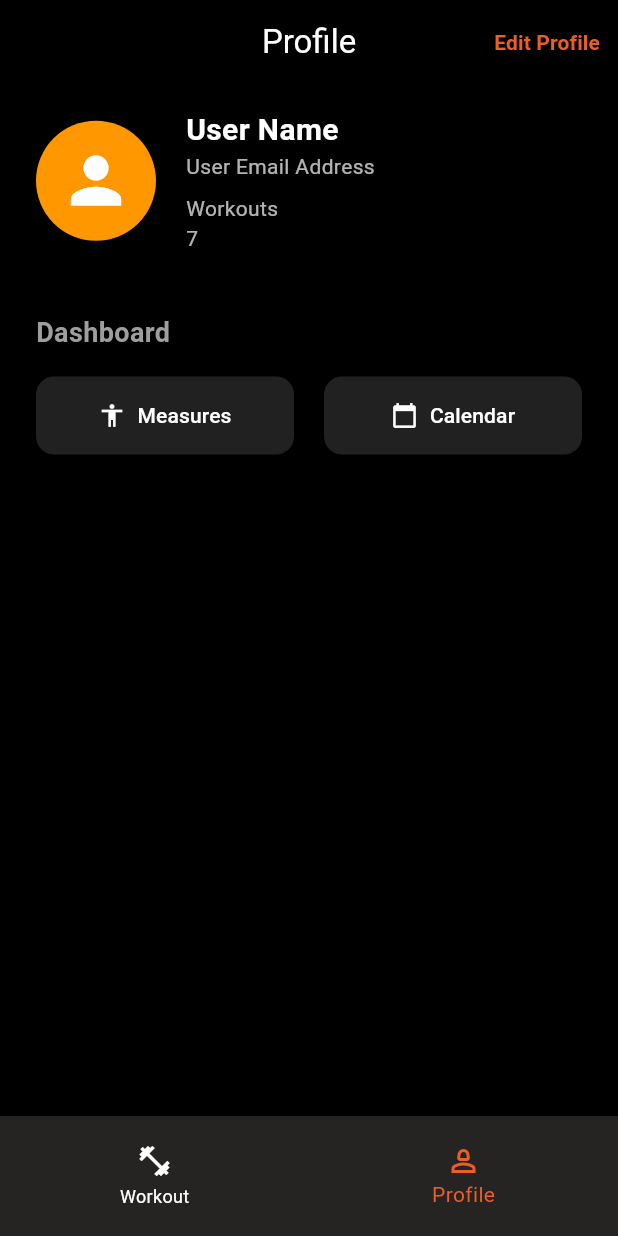
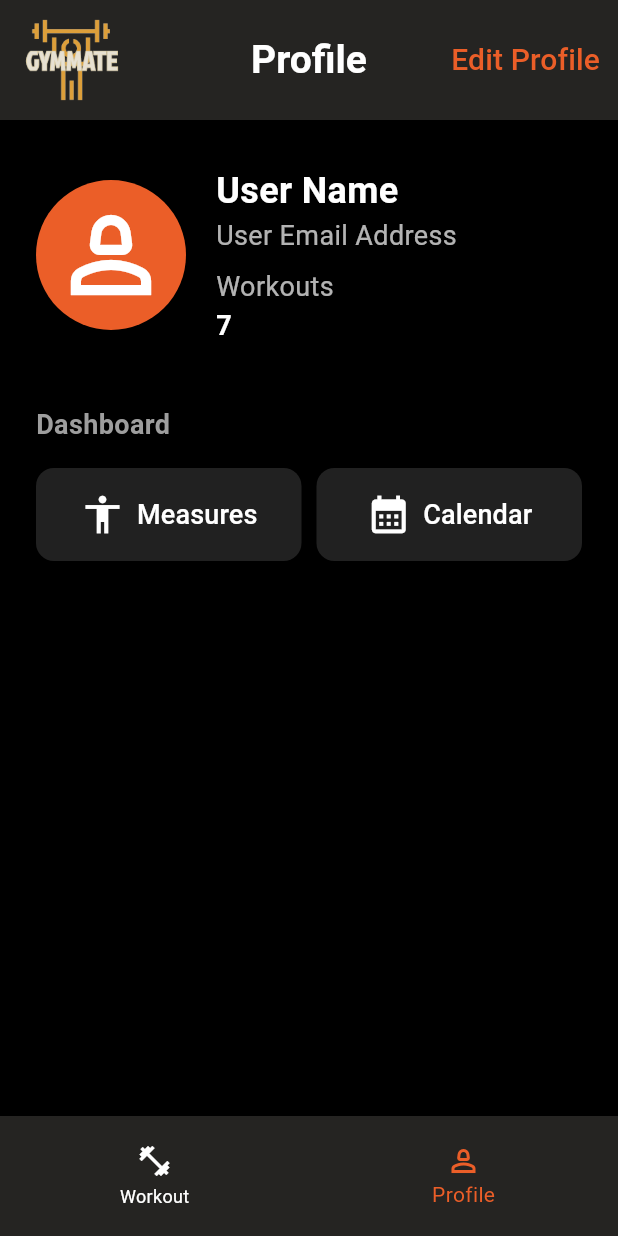
Before and after one commit to MahdiHeydariDepo/gym-mate, a Flutter app: the ProfileScreen screen opened directly, on a phone screen of 412 x 824 dp. Run offline on Flutter 3.47's test engine with Material 3 defaults, Android fonts, the phone set to English and light mode, and no system bars.

Commit message:
profile touch up

```diff
--- a/lib/profile_screen.dart
+++ b/lib/profile_screen.dart
@@ -8,10 +8,28 @@ class ProfileScreen extends StatelessWidget {
     return Scaffold(
       backgroundColor: Colors.black,
       appBar: AppBar(
+        toolbarHeight: 80, // Makes the AppBar taller
+        leadingWidth: 80, // Allow more horizontal space for the logo
+        backgroundColor: const Color.fromARGB(255, 37, 36, 34),
+        elevation: 0,
         automaticallyImplyLeading: false,
-        backgroundColor: Colors.black,
-        elevation: 0,
-        title: const Text('Profile', style: TextStyle(color: Colors.white)),
+        leading: Padding(
+          padding: const EdgeInsets.only(left: 16),
+          child: Image.asset(
+            'assets/images/logo-small.png',
+            height: 170,
+            width: 170,
+            fit: BoxFit.contain,
+          ),
+        ),
+        title: const Text(
+          'Profile',
+          style: TextStyle(
+            color: Colors.white,
+            fontSize: 26,
+            fontWeight: FontWeight.bold,
+          ),
+        ),
         centerTitle: true,
         actions: [
           TextButton(
@@ -22,24 +40,26 @@ class ProfileScreen extends StatelessWidget {
               'Edit Profile',
               style: TextStyle(
                 color: Color.fromARGB(255, 235, 94, 40),
-                fontWeight: FontWeight.bold,
+               // fontWeight: FontWeight.bold,
+                fontSize: 20,
               ),
             ),
           ),
         ],
       ),
+
       body: Padding(
         padding: const EdgeInsets.symmetric(horizontal: 24.0),
         child: Column(
           crossAxisAlignment: CrossAxisAlignment.start,
           children: [
-            const SizedBox(height: 16),
+            const SizedBox(height: 30),
             Row(
               children: [
                 const CircleAvatar(
-                  radius: 40,
-                  backgroundColor: Colors.orange,
-                  child: Icon(Icons.person, size: 50, color: Colors.white),
+                  radius: 50,
+                  backgroundColor: Color.fromARGB(255, 235, 94, 40),
+                  child: Icon(Icons.person_2_outlined, size: 80, color: Colors.white,),
                 ),
                 const SizedBox(width: 20),
                 Column(
@@ -49,24 +69,22 @@ class ProfileScreen extends StatelessWidget {
                       'User Name',
                       style: TextStyle(
                         color: Colors.white,
-                        fontSize: 20,
+                        fontSize: 24,
                         fontWeight: FontWeight.bold,
                       ),
                     ),
                     Text(
                       'User Email Address',
-                      style: TextStyle(
-                        color: Colors.white70,
-                        fontSize: 14,
-                      ),
+                      style: TextStyle(color: Colors.white70, fontSize: 18),
                     ),
                     SizedBox(height: 8),
                     Text(
-                      'Workouts\n7',
-                      style: TextStyle(
-                        color: Colors.white70,
-                        fontSize: 14,
-                      ),
+                      'Workouts',
+                      style: TextStyle(color: Colors.white70, fontSize: 18),
+                    ),
+                                        Text(
+                      '7',
+                      style: TextStyle(color: Colors.white, fontSize: 18,fontWeight: FontWeight.bold),
                     ),
                   ],
                 ),
@@ -90,8 +108,8 @@ class ProfileScreen extends StatelessWidget {
                     onPressed: () {
                       // TODO: Navigate to Measures screen
                     },
-                    icon: const Icon(Icons.accessibility, color: Colors.white),
-                    label: const Text('Measures'),
+                    icon: const Icon(Icons.accessibility, color: Colors.white,size: 30,),
+                    label: const Text('Measures', style: TextStyle(fontSize: 18),),
                     style: ElevatedButton.styleFrom(
                       backgroundColor: Colors.grey[900],
                       foregroundColor: Colors.white,
@@ -102,14 +120,14 @@ class ProfileScreen extends StatelessWidget {
                     ),
                   ),
                 ),
-                const SizedBox(width: 20),
+                const SizedBox(width: 10),
                 Expanded(
                   child: ElevatedButton.icon(
                     onPressed: () {
                       // TODO: Navigate to Calendar screen
                     },
-                    icon: const Icon(Icons.calendar_today, color: Colors.white),
-                    label: const Text('Calendar'),
+                    icon: const Icon(Icons.calendar_month, color: Colors.white, size: 30,),
+                    label: const Text('Calendar', style: TextStyle(fontSize: 18),),
                     style: ElevatedButton.styleFrom(
                       backgroundColor: Colors.grey[900],
                       foregroundColor: Colors.white,
--- a/pubspec.yaml
+++ b/pubspec.yaml
@@ -60,6 +60,7 @@ flutter:
   # To add assets to your application, add an assets section, like this:
   assets:
     - assets/images/logo.png
+    - assets/images/logo-small.png
     - assets/images/logo-login.png
     - assets/images/signup-logo.png
   # An image asset can refer to one or more resolution-specific "variants", see
```
Also changed, not shown: assets/images/logo-small.png (added).
